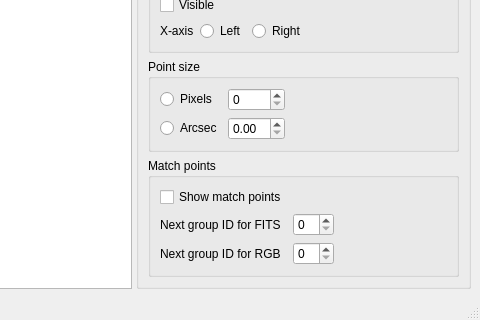
Above: pygrale/grale/editor/mainwindow.ui from j0r1/GRALE2 before the change; both pictures show x 320 to 800 and y 419 to 739 of the 800 by 739 pixel window. Below: the same form after it.
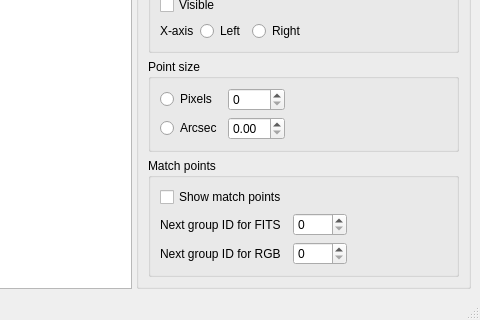
That is the form after the change. Custom widgets are drawn as their Qt base class.

```diff
--- a/pygrale/grale/editor/mainwindow.ui
+++ b/pygrale/grale/editor/mainwindow.ui
@@ -288,10 +288,18 @@
                  </widget>
                 </item>
                 <item row="1" column="1">
-                 <widget class="QSpinBox" name="m_nextFITSMatchPoint"/>
+                 <widget class="QSpinBox" name="m_nextFITSMatchPoint">
+                  <property name="maximum">
+                   <number>9999</number>
+                  </property>
+                 </widget>
                 </item>
                 <item row="2" column="1">
-                 <widget class="QSpinBox" name="m_nextRGBMatchPoint"/>
+                 <widget class="QSpinBox" name="m_nextRGBMatchPoint">
+                  <property name="maximum">
+                   <number>9999</number>
+                  </property>
+                 </widget>
                 </item>
                 <item row="1" column="2">
                  <spacer name="horizontalSpacer_3">
```
Left out of the diff: 2 changed lines with no effect on the pictures.
